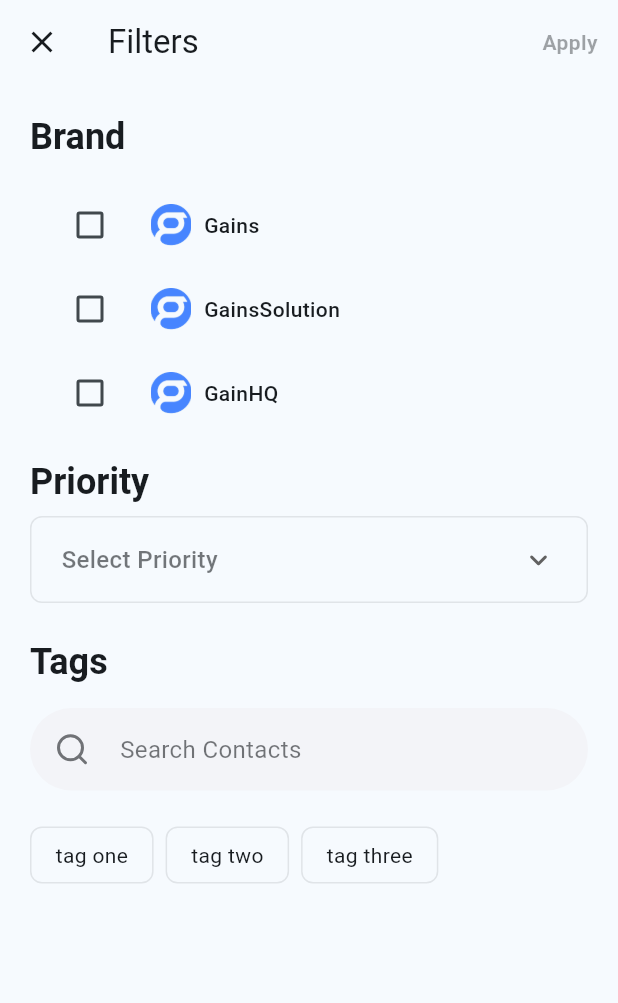
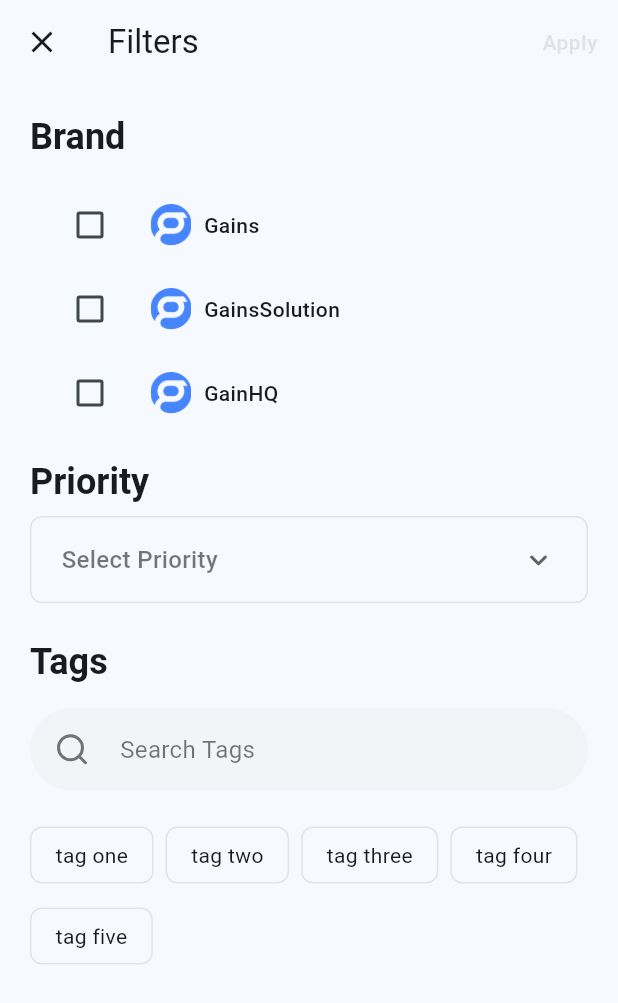
Before and after one commit to marufrobin/gain_solutions_task, a Flutter app: the FilterScreen screen opened by its route, on a phone screen of 412 x 824 dp. Shown: the top 1003 px of the screen. Run offline on Flutter 3.47's test engine with Material 3 defaults, Android fonts, the phone set to English and light mode, and no system bars; our stand-ins replace bloc, equatable, flutter_bloc, flutter_svg, go_router; network calls fail.

Commit message:
feat: Implement comprehensive filtering for tickets
- Added tag search, brand, and priority filters to FilterScreen.
- Implemented filter application and clearing logic in TicketsBloc.
- Updated TicketsBloc to manage and apply filter states.
- Enhanced TicketsScreen to respect current filter states on initialization.

```diff
--- a/lib/features/tickets/bloc/tickets_event.dart
+++ b/lib/features/tickets/bloc/tickets_event.dart
@@ -8,3 +8,16 @@ abstract class TicketsEvent extends Equatable {
 }
 
 final class FetchTickets extends TicketsEvent {}
+
+final class FilterTickets extends TicketsEvent {
+  final TicketBrand? brand;
+  final TicketPriority? priority;
+  final String? tags;
+
+  const FilterTickets({this.brand, this.priority, this.tags});
+
+  @override
+  List<Object?> get props => [brand, priority, tags];
+}
+
+final class ClearFilters extends TicketsEvent {}
--- a/lib/features/tickets/bloc/tickets_state.dart
+++ b/lib/features/tickets/bloc/tickets_state.dart
@@ -7,24 +7,30 @@ abstract class TicketsState extends Equatable {
   List<Object?> get props => [];
 }
 
-class TicketsInitial extends TicketsState {}
-
-final class TicketsLoaded extends TicketsState {
-  final List<TicketModel?> tickets;
-
-  const TicketsLoaded({required this.tickets});
-
-  @override
-  List<Object?> get props => [tickets];
-}
+final class TicketsInitial extends TicketsState {}
 
 final class TicketsLoading extends TicketsState {}
 
+final class TicketsLoaded extends TicketsState {
+  final List<TicketModel> tickets;
+  final bool hasActiveFilters;
+  final FilterInfo? activeFilters;
+
+  const TicketsLoaded({
+    required this.tickets,
+    this.hasActiveFilters = false,
+    this.activeFilters,
+  });
+
+  @override
+  List<Object?> get props => [tickets, hasActiveFilters, activeFilters];
+}
+
 final class TicketsError extends TicketsState {
-  final String? message;
+  final String message;
 
   const TicketsError({required this.message});
 
   @override
-  List<Object?> get props => [message];
+  List<Object> get props => [message];
 }
--- a/lib/features/tickets/presentation/filter_screen.dart
+++ b/lib/features/tickets/presentation/filter_screen.dart
@@ -1,11 +1,13 @@
 import 'dart:developer';
 
 import 'package:flutter/material.dart';
+import 'package:flutter_bloc/flutter_bloc.dart';
 import 'package:flutter_svg/svg.dart';
 import 'package:go_router/go_router.dart';
 
 import '../../../app_config/app_assets_path.dart';
 import '../../../models/ticket_model.dart';
+import '../bloc/tickets_bloc.dart';
 
 class FilterScreen extends StatefulWidget {
   const FilterScreen({super.key});
@@ -20,12 +22,65 @@ class _FilterScreenState extends State<FilterScreen> {
 
   final _searchController = TextEditingController();
 
-  final List<String> _tags = ['tag one', 'tag two', 'tag three'];
+  final List<String> _tags = [
+    'tag one',
+    'tag two',
+    'tag three',
+    'tag four',
+    'tag five',
+  ];
+
+  @override
+  void initState() {
+    super.initState();
+    _loadCurrentFilters();
+  }
+
+  void _loadCurrentFilters() {
+    final currentState = context.read<TicketsBloc>().state;
+    if (currentState is TicketsLoaded && currentState.activeFilters != null) {
+      final filters = currentState.activeFilters!;
+      setState(() {
+        _selectedBrand = filters.brand;
+        _selectedPriority = filters.priority;
+        _searchController.text = filters.tags ?? '';
+      });
+    }
+  }
 
   @override
   void dispose() {
     _searchController.dispose();
     super.dispose();
+  }
+
+  void _applyFilters() {
+    context.read<TicketsBloc>().add(
+      FilterTickets(
+        brand: _selectedBrand,
+        priority: _selectedPriority,
+        tags: _searchController.text.trim().isNotEmpty
+            ? _searchController.text.trim()
+            : null,
+      ),
+    );
+    context.pop();
+  }
+
+  void _clearFilters() {
+    setState(() {
+      _selectedBrand = null;
+      _selectedPriority = null;
+      _searchController.clear();
+    });
+    context.read<TicketsBloc>().add(ClearFilters());
+    context.pop();
+  }
+
+  bool get _hasActiveFilters {
+    return _selectedBrand != null ||
+        _selectedPriority != null ||
+        _searchController.text.trim().isNotEmpty;
   }
 
   @override
@@ -39,18 +94,16 @@ class _FilterScreenState extends State<FilterScreen> {
         ),
         centerTitle: false,
         elevation: 0,
-        title: Text('Filters'),
+        title: const Text('Filters'),
         actions: [
           TextButton(
-            onPressed: _selectedBrand == null && _selectedPriority == null
-                ? null
-                : () {},
+            onPressed: _applyFilters,
             child: Text(
               'Apply',
               style: theme.textTheme.bodyMedium?.copyWith(
-                color: _selectedBrand == null && _selectedPriority == null
-                    ? theme.colorScheme.onSurface.withValues(alpha: 0.4)
-                    : theme.colorScheme.onSurface,
+                color: _hasActiveFilters
+                    ? theme.colorScheme.onSurface
+                    : theme.colorScheme.onSurface.withValues(alpha: 0.1),
                 fontSize: 14,
                 fontWeight: FontWeight.w600,
               ),
@@ -96,17 +149,14 @@ class _FilterScreenState extends State<FilterScreen> {
             const SizedBox(height: 16),
             TextField(
               controller: _searchController,
-              onChanged: (value) {
-                log(name: "value", value.isEmpty.toString());
-              },
-              onSubmitted: (value) {},
+              onChanged: (value) {},
               decoration: InputDecoration(
-                hintText: 'Search Contacts',
+                hintText: 'Search Tags',
                 hintStyle: theme.textTheme.bodyMedium?.copyWith(
                   fontSize: 16,
                   color: theme.colorScheme.onSurface.withValues(alpha: 0.6),
                 ),
-                prefixIconConstraints: BoxConstraints(
+                prefixIconConstraints: const BoxConstraints(
                   minHeight: 30,
                   minWidth: 30,
                 ),
@@ -120,7 +170,17 @@ class _FilterScreenState extends State<FilterScreen> {
                     ),
                   ),
                 ),
-                fillColor: Color(0xffF3F4F8),
+                suffixIcon: _searchController.text.isNotEmpty
+                    ? IconButton(
+                        icon: const Icon(Icons.clear),
+                        onPressed: () {
+                          setState(() {
+                            _searchController.clear();
+                          });
+                        },
+                      )
+                    : null,
+                fillColor: const Color(0xffF3F4F8),
                 filled: true,
                 border: OutlineInputBorder(
                   borderSide: BorderSide.none,
@@ -141,7 +201,6 @@ class _FilterScreenState extends State<FilterScreen> {
                       theme: theme,
                       title: e,
                       onChanged: (value) {
-                        log(name: "value", value.toString());
                         if (value != null && value.isNotEmpty) {
                           setState(() {
                             _searchController.text = value;
@@ -163,12 +222,19 @@ class _FilterScreenState extends State<FilterScreen> {
     required String title,
     required Function(String?) onChanged,
   }) {
+    final isSelected =
+        _searchController.text.toLowerCase() == title.toLowerCase();
+
     return Container(
       margin: const EdgeInsets.symmetric(vertical: 8),
       decoration: BoxDecoration(
-        color: theme.colorScheme.surface,
+        color: isSelected
+            ? theme.colorScheme.primary.withValues(alpha: 0.1)
+            : theme.colorScheme.surface,
         border: Border.all(
-          color: theme.colorScheme.onSurface.withValues(alpha: 0.1),
+          color: isSelected
+              ? theme.colorScheme.primary
+              : theme.colorScheme.onSurface.withValues(alpha: 0.1),
         ),
         borderRadius: BorderRadius.circular(8),
       ),
@@ -180,7 +246,15 @@ class _FilterScreenState extends State<FilterScreen> {
           },
           child: Container(
             padding: const EdgeInsets.symmetric(horizontal: 16, vertical: 8),
-            child: Text(title),
+            child: Text(
+              title,
+              style: TextStyle(
+                color: isSelected
+                    ? theme.colorScheme.primary
+                    : theme.colorScheme.onSurface,
+                fontWeight: isSelected ? FontWeight.w600 : FontWeight.normal,
+              ),
+            ),
           ),
         ),
       ),
@@ -199,8 +273,8 @@ class _FilterScreenState extends State<FilterScreen> {
         borderRadius: BorderRadius.circular(8),
       ),
       child: DropdownButton(
-        underline: SizedBox(),
-        icon: Icon(Icons.keyboard_arrow_down_rounded),
+        underline: const SizedBox(),
+        icon: const Icon(Icons.keyboard_arrow_down_rounded),
         items: TicketPriority.values.map((e) {
           return DropdownMenuItem(
             value: e,
@@ -238,26 +312,27 @@ class _FilterScreenState extends State<FilterScreen> {
   ListView _brandCheckList(ThemeData theme) {
     return ListView.builder(
       shrinkWrap: true,
+      physics: const NeverScrollableScrollPhysics(),
       itemCount: TicketBrand.values.length,
       itemBuilder: (context, index) {
-        final isSelected =
-            _selectedBrand == TicketBrand.values.elementAt(index);
-        void onChanged() {
-          setState(() {
-            _selectedBrand = TicketBrand.values.elementAt(index);
-          });
-        }
+        final brand = TicketBrand.values.elementAt(index);
+        final isSelected = _selectedBrand == brand;
 
         return InkWell(
-          onTap: onChanged,
+          onTap: () {
+            setState(() {
+              // Toggle selection: if already selected, unselect it
+              _selectedBrand = isSelected ? null : brand;
+            });
+          },
           child: _brandWidget(
             theme: theme,
-            title: TicketBrand.values.elementAt(index).name,
+            title: brand.name,
             isSelected: isSelected,
             onChanged: (value) {
-              log(name: "value", value.toString());
-
-              if (value != null && value) onChanged();
+              setState(() {
+                _selectedBrand = value == true ? brand : null;
+              });
             },
           ),
         );
--- a/lib/features/tickets/presentation/tickets_screen.dart
+++ b/lib/features/tickets/presentation/tickets_screen.dart
@@ -23,7 +23,10 @@ class _TicketsScreenState extends State<TicketsScreen> {
   @override
   void initState() {
     super.initState();
-    context.read<TicketsBloc>().add(FetchTickets());
+    final currentState = context.read<TicketsBloc>().state;
+    if (currentState is! TicketsLoaded) {
+      context.read<TicketsBloc>().add(FetchTickets());
+    }
   }
 
   @override
```
Also changed, not shown: lib/features/profile/presentation/profile_screen.dart (+23 -0 lines), lib/features/tickets/bloc/tickets_bloc.dart (+126 -1 lines).
